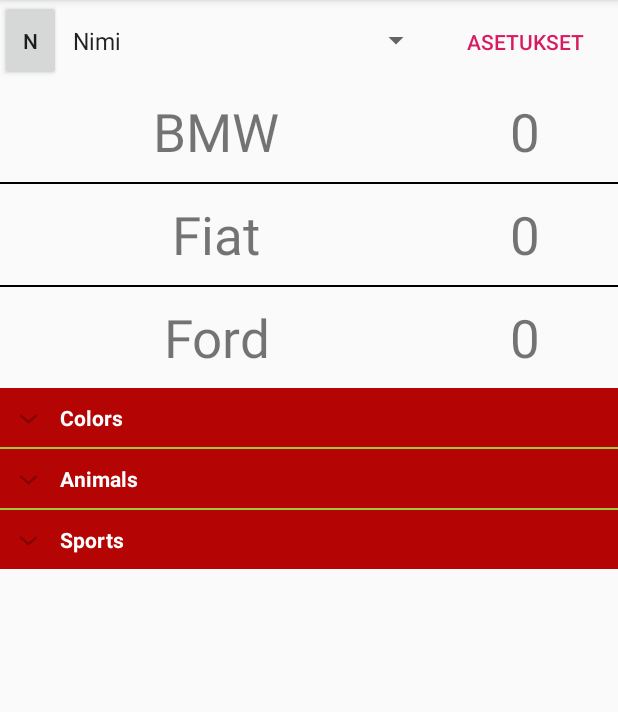
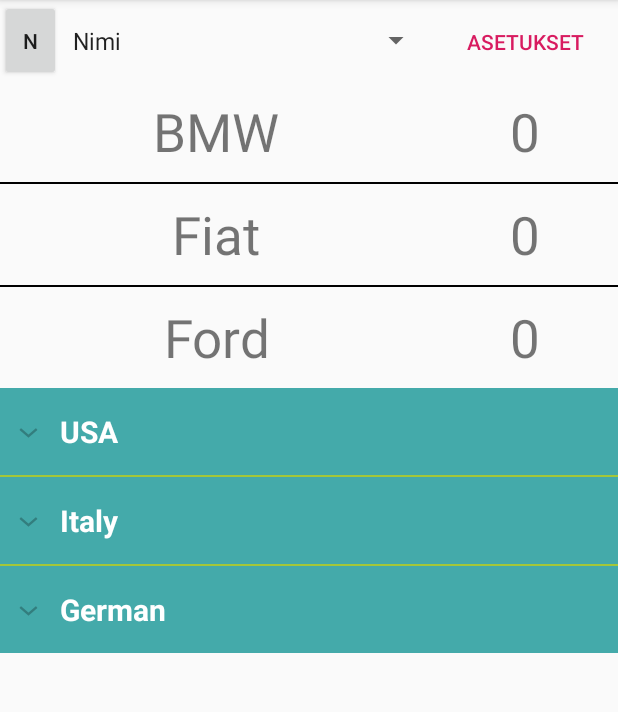
Before and after one commit to ToniMHeinonen/Realistisen-Elaman-Simulaattori, an Android app: the screen it shows after launch (ChooseScenarioActivity), on a phone screen of 412 x 824 dp, the part 84-796 px from its top. Run offline under Robolectric (Android 15) with nearby library versions, the phone set to English and light mode, and no system bars.

Commit message:
Add support to ScenarioItem in categories.

```diff
--- a/app/src/main/java/muuttaa/myohemmin/realistisenelamansimulaattori/choosescenarioitem/CategoriesListAdapter.java
+++ b/app/src/main/java/muuttaa/myohemmin/realistisenelamansimulaattori/choosescenarioitem/CategoriesListAdapter.java
@@ -18,11 +18,11 @@
 
     private Context context;
     private List<String> ParentItem;
-    private HashMap<String, List<String>> ChildItem;
+    private HashMap<String, List<ScenarioItem>> ChildItem;
 
 
     public CategoriesListAdapter(Context context, List<String> ParentItem,
-                                 HashMap<String, List<String>> ChildItem) {
+                                 HashMap<String, List<ScenarioItem>> ChildItem) {
         this.context = context;
         this.ParentItem = ParentItem;
         this.ChildItem = ChildItem;
@@ -42,16 +42,16 @@
     @Override
     public View getChildView(int listPosition, final int expandedListPosition,
                              boolean isLastChild, View convertView, ViewGroup parent) {
-        final String expandedListText = (String) getChild(listPosition, expandedListPosition);
+        final ScenarioItem item = (ScenarioItem) getChild(listPosition, expandedListPosition);
         if (convertView == null) {
             LayoutInflater layoutInflater = (LayoutInflater) this.context
                     .getSystemService(Context.LAYOUT_INFLATER_SERVICE);
-            convertView = layoutInflater.inflate(R.layout.category_child, null);
+            convertView = layoutInflater.inflate(R.layout.scenario_item, null);
         }
-        TextView text1 = (TextView) convertView.findViewById(R.id.item1);
-        TextView text2 = (TextView) convertView.findViewById(R.id.item2);
-        text1.setText(""+expandedListPosition);
-        text2.setText(""+expandedListText);
+        TextView text1 = (TextView) convertView.findViewById(R.id.scenarioPercentage);
+        TextView text2 = (TextView) convertView.findViewById(R.id.scenarioName);
+        text1.setText(""+item.getPercentageCompleted());
+        text2.setText(""+item.getName());
         return convertView;
     }
 
@@ -83,7 +83,7 @@
         if (convertView == null) {
             LayoutInflater layoutInflater = (LayoutInflater) this.context.
                     getSystemService(Context.LAYOUT_INFLATER_SERVICE);
-            convertView = layoutInflater.inflate(R.layout.category_parent, null);
+            convertView = layoutInflater.inflate(R.layout.category_topic, null);
         }
         TextView listTitleTextView = (TextView) convertView
                 .findViewById(R.id.listTitle);
@@ -103,50 +103,22 @@
     }
 
 
-    public static HashMap<String, List<String>> getData() {
-        HashMap<String, List<String>> ParentItem = new HashMap<String, List<String>>();
+    public static HashMap<String, List<ScenarioItem>> getData() {
+        HashMap<String, List<ScenarioItem>> ParentItem = new HashMap<>();
 
-        List<String> Colors = new ArrayList<String>();
-        Colors.add("Red");
-        Colors.add("Green");
-        Colors.add("Blue");
-        Colors.add("Maroon");
-        Colors.add("Yellow");
-        Colors.add("Violet");
-        Colors.add("Pink");
-        Colors.add("Pink");
-        Colors.add("Pink");
-        Colors.add("Pink");
-        Colors.add("Pink");
-        Colors.add("Pink");
-        Colors.add("Pink");
-        Colors.add("Pink");
-        Colors.add("Pink");
-        Colors.add("Pink");
-        Colors.add("Pink");
+        List<ScenarioItem> german = new ArrayList<>();
+        german.add(new ScenarioItem("BMW"));
 
-        List<String> Animals = new ArrayList<String>();
-        Animals.add("Lion");
-        Animals.add("Tiger");
-        Animals.add("Leopard");
-        Animals.add("Cheetah");
-        Animals.add("Bear");
+        List<ScenarioItem> usa = new ArrayList<>();
+        usa.add(new ScenarioItem("Ford"));
 
-        List<String> Sports = new ArrayList<String>();
-        Sports.add("Cricket");
-        Sports.add("Football");
-        Sports.add("Tennis");
-        Sports.add("Basket Ball");
-        Sports.add("Base Ball");
+        List<ScenarioItem> italy = new ArrayList<>();
+        italy.add(new ScenarioItem("Fiat"));
 
-
-        ParentItem.put("Colors", Colors);
-        ParentItem.put("Animals", Animals);
-        ParentItem.put("Sports", Sports);
+        ParentItem.put("German", german);
+        ParentItem.put("USA", usa);
+        ParentItem.put("Italy", italy);
 
         return ParentItem;
-
-
-
     }
 }
--- a/app/src/main/res/layout/category_parent.xml
+++ b/app/src/main/res/layout/category_topic.xml
@@ -4,11 +4,12 @@
     android:layout_height="match_parent">
     <TextView
         android:id="@+id/listTitle"
-        android:layout_width="fill_parent"
+        android:layout_width="match_parent"
         android:layout_height="wrap_content"
         android:paddingLeft="?android:attr/expandableListPreferredItemPaddingLeft"
         android:textColor="#ffffff"
-        android:background="#B40404"
-        android:paddingTop="10dp"
-        android:paddingBottom="10dp" />
+        android:textSize="20sp"
+        android:background="#4AA"
+        android:paddingTop="15dp"
+        android:paddingBottom="15dp" />
 </LinearLayout>
```
Also changed, not shown: app/src/main/java/muuttaa/myohemmin/realistisenelamansimulaattori/ChooseScenarioActivity.java (+12 -28 lines), app/src/main/res/layout/category_child.xml (deleted, +0 -35 lines).
